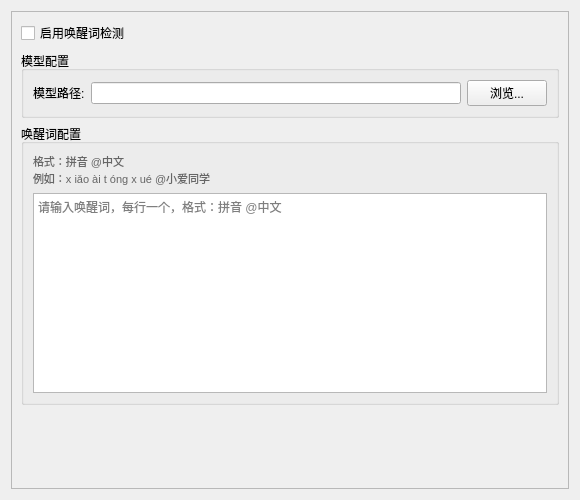
Qt form src/views/settings/components/wake_word/wake_word_widget.ui (vdlaptrinh/py_xiaozhi_vietnamese) before a commit.
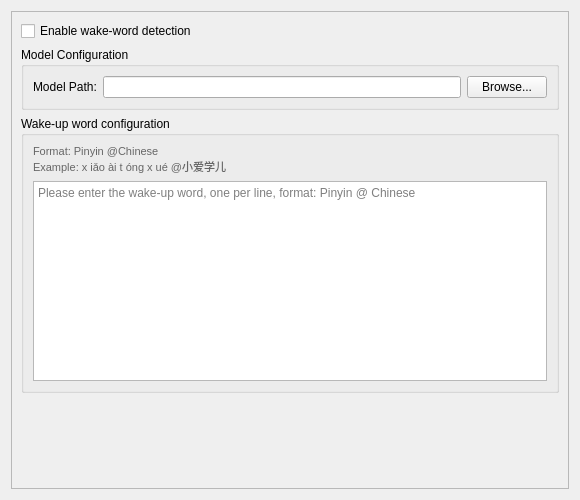
The same form after that commit.

```diff
--- a/src/views/settings/components/wake_word/wake_word_widget.ui
+++ b/src/views/settings/components/wake_word/wake_word_widget.ui
@@ -32,20 +32,20 @@
        <item>
         <widget class="QCheckBox" name="use_wake_word_check">
          <property name="text">
-          <string>启用唤醒词检测</string>
+          <string>Enable wake-word detection</string>
          </property>
         </widget>
        </item>
        <item>
         <widget class="QGroupBox" name="model_group">
          <property name="title">
-          <string>模型配置</string>
+          <string>Model Configuration</string>
          </property>
          <layout class="QFormLayout" name="modelLayout">
           <item row="0" column="0">
            <widget class="QLabel" name="label_model_path">
             <property name="text">
-             <string>模型路径:</string>
+             <string>Model Path:</string>
             </property>
            </widget>
           </item>
@@ -57,7 +57,7 @@
             <item>
              <widget class="QPushButton" name="model_path_btn">
               <property name="text">
-               <string>浏览...</string>
+               <string>Browse...</string>
               </property>
              </widget>
             </item>
@@ -69,14 +69,14 @@
        <item>
         <widget class="QGroupBox" name="keywords_group">
          <property name="title">
-          <string>唤醒词配置</string>
+          <string>Wake-up word configuration</string>
          </property>
          <layout class="QVBoxLayout" name="keywords_layout">
           <item>
            <widget class="QLabel" name="keywords_help">
             <property name="text">
-             <string>格式：拼音 @中文
-例如：x iǎo ài t óng x ué @小爱同学</string>
+             <string>Format: Pinyin @Chinese
+Example: x iǎo ài t óng x ué @小爱学儿</string>
             </property>
             <property name="styleSheet">
              <string>color: #666666; font-size: 11px;</string>
@@ -92,7 +92,7 @@
              </size>
             </property>
             <property name="placeholderText">
-             <string>请输入唤醒词，每行一个，格式：拼音 @中文</string>
+             <string>Please enter the wake-up word, one per line, format: Pinyin @ Chinese</string>
             </property>
            </widget>
           </item>
```
Left out of the diff: 2 changed lines with no effect on the pictures.
